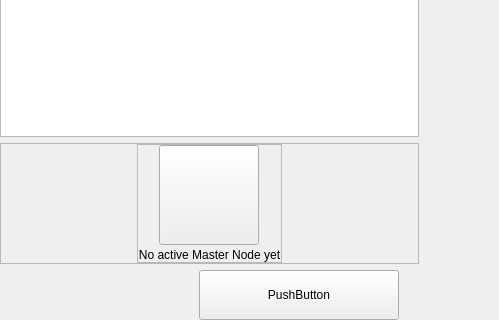
This is src/qt/pivx/forms/masternodeswidget.ui in RapidsOfficial/Rapids as Qt 5 draws it before an edit; both pictures show x 0 to 499 and y 86 to 406 of the 629 by 406 pixel window. The edited form follows.
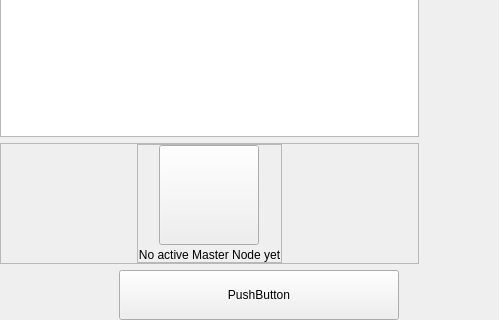
This is the edited form. Custom widgets are drawn as their Qt base class.

Diff of the .ui file:
```diff
--- a/src/qt/pivx/forms/masternodeswidget.ui
+++ b/src/qt/pivx/forms/masternodeswidget.ui
@@ -257,13 +257,13 @@
            <widget class="QPushButton" name="pushButtonSave">
             <property name="minimumSize">
              <size>
-              <width>200</width>
+              <width>280</width>
               <height>50</height>
              </size>
             </property>
             <property name="maximumSize">
              <size>
-              <width>200</width>
+              <width>280</width>
               <height>50</height>
              </size>
             </property>
```
Left out of the diff: 10 changed lines with no effect on the pictures.
